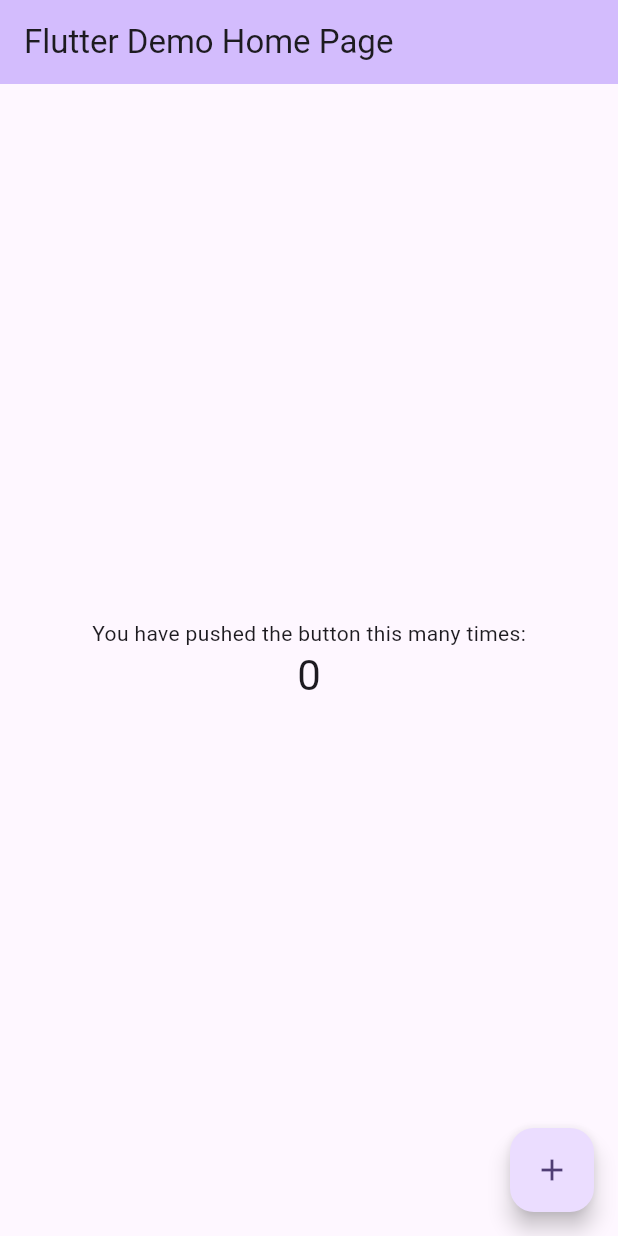
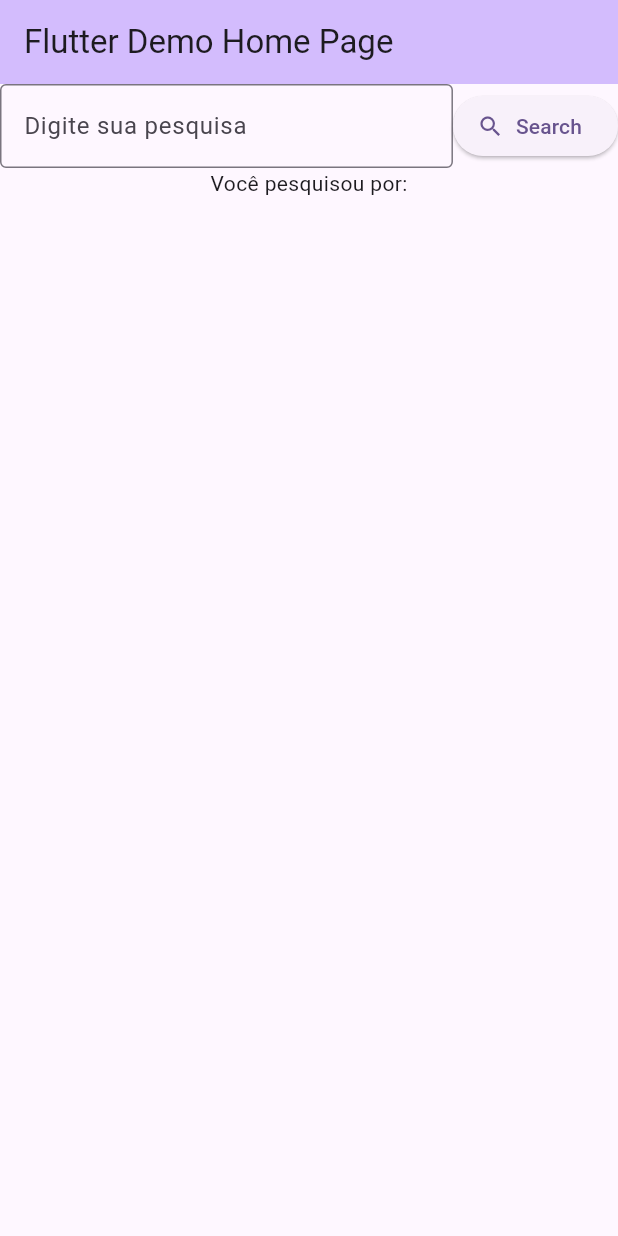
Before and after one commit to JeanFranca/flutter_image_search, a Flutter app: the screen it shows after launch, on a phone screen of 412 x 824 dp. Run offline on Flutter 3.47's test engine with Material 2 defaults, Android fonts, the phone set to English and light mode, and no system bars.

Commit message:
Add search input

```diff
--- a/lib/main.dart
+++ b/lib/main.dart
@@ -13,21 +13,6 @@ class MyApp extends StatelessWidget {
     return MaterialApp(
       title: 'Flutter Demo',
       theme: ThemeData(
-        // This is the theme of your application.
-        //
-        // TRY THIS: Try running your application with "flutter run". You'll see
-        // the application has a blue toolbar. Then, without quitting the app,
-        // try changing the seedColor in the colorScheme below to Colors.green
-        // and then invoke "hot reload" (save your changes or press the "hot
-        // reload" button in a Flutter-supported IDE, or press "r" if you used
-        // the command line to start the app).
-        //
-        // Notice that the counter didn't reset back to zero; the application
-        // state is not lost during the reload. To reset the state, use hot
-        // restart instead.
-        //
-        // This works for code too, not just values: Most code changes can be
-        // tested with just a hot reload.
         colorScheme: ColorScheme.fromSeed(seedColor: Colors.deepPurple),
         useMaterial3: true,
       ),
@@ -38,16 +23,6 @@ class MyApp extends StatelessWidget {
 
 class MyHomePage extends StatefulWidget {
   const MyHomePage({super.key, required this.title});
-
-  // This widget is the home page of your application. It is stateful, meaning
-  // that it has a State object (defined below) that contains fields that affect
-  // how it looks.
-
-  // This class is the configuration for the state. It holds the values (in this
-  // case the title) provided by the parent (in this case the App widget) and
-  // used by the build method of the State. Fields in a Widget subclass are
-  // always marked "final".
-
   final String title;
 
   @override
@@ -55,70 +30,66 @@ class MyHomePage extends StatefulWidget {
 }
 
 class _MyHomePageState extends State<MyHomePage> {
-  int _counter = 0;
+  final mySearchController = TextEditingController();
 
-  void _incrementCounter() {
+  List _searchData = [];
+  String _searchText = "";
+
+  void _searchImages(results) {
     setState(() {
-      // This call to setState tells the Flutter framework that something has
-      // changed in this State, which causes it to rerun the build method below
-      // so that the display can reflect the updated values. If we changed
-      // _counter without calling setState(), then the build method would not be
-      // called again, and so nothing would appear to happen.
-      _counter++;
+      _searchData = results;
     });
+  }
+
+  void _setSearch() {
+    setState(() => _searchText = mySearchController.text);
+  }
+
+  @override
+  void dispose() {
+    mySearchController.dispose();
+    super.dispose();
   }
 
   @override
   Widget build(BuildContext context) {
-    // This method is rerun every time setState is called, for instance as done
-    // by the _incrementCounter method above.
-    //
-    // The Flutter framework has been optimized to make rerunning build methods
-    // fast, so that you can just rebuild anything that needs updating rather
-    // than having to individually change instances of widgets.
     return Scaffold(
       appBar: AppBar(
-        // TRY THIS: Try changing the color here to a specific color (to
-        // Colors.amber, perhaps?) and trigger a hot reload to see the AppBar
-        // change color while the other colors stay the same.
         backgroundColor: Theme.of(context).colorScheme.inversePrimary,
-        // Here we take the value from the MyHomePage object that was created by
-        // the App.build method, and use it to set our appbar title.
         title: Text(widget.title),
       ),
       body: Center(
-        // Center is a layout widget. It takes a single child and positions it
-        // in the middle of the parent.
         child: Column(
-          // Column is also a layout widget. It takes a list of children and
-          // arranges them vertically. By default, it sizes itself to fit its
-          // children horizontally, and tries to be as tall as its parent.
-          //
-          // Column has various properties to control how it sizes itself and
-          // how it positions its children. Here we use mainAxisAlignment to
-          // center the children vertically; the main axis here is the vertical
-          // axis because Columns are vertical (the cross axis would be
-          // horizontal).
-          //
-          // TRY THIS: Invoke "debug painting" (choose the "Toggle Debug Paint"
-          // action in the IDE, or press "p" in the console), to see the
-          // wireframe for each widget.
-          mainAxisAlignment: MainAxisAlignment.center,
-          children: <Widget>[
+          mainAxisAlignment: MainAxisAlignment.start,
+          children: [
+            Row(
+              mainAxisSize: MainAxisSize.min,
+              children: [
+                Expanded(
+                  child: TextField(
+                    controller: mySearchController,
+                    decoration: const InputDecoration(
+                      border: OutlineInputBorder(),
+                      hintText: "Digite sua pesquisa",
+                    ),
+                  ),
+                ),
+                ElevatedButton.icon(
+                  onPressed: _setSearch,
+                  icon: const Icon(Icons.search),
+                  label: const Text('Search'),
+                ),
+              ],
+            ),
             const Text(
-              'You have pushed the button this many times:',
+              'Você pesquisou por:',
             ),
             Text(
-              '$_counter',
+              mySearchController.text,
               style: Theme.of(context).textTheme.headlineMedium,
             ),
           ],
         ),
-      ),
-      floatingActionButton: FloatingActionButton(
-        onPressed: _incrementCounter,
-        tooltip: 'Increment',
-        child: const Icon(Icons.add),
       ), // This trailing comma makes auto-formatting nicer for build methods.
     );
   }
--- a/pubspec.yaml
+++ b/pubspec.yaml
@@ -35,6 +35,7 @@ dependencies:
   # The following adds the Cupertino Icons font to your application.
   # Use with the CupertinoIcons class for iOS style icons.
   cupertino_icons: ^1.0.2
+  dio: ^5.1.2
 
 dev_dependencies:
   flutter_test:
```
Also changed, not shown: pubspec.lock.
